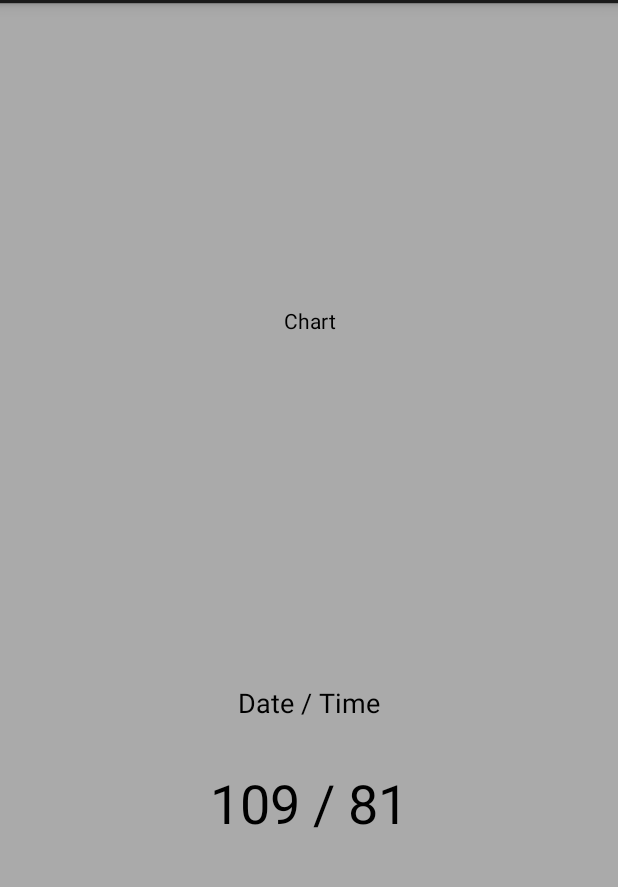
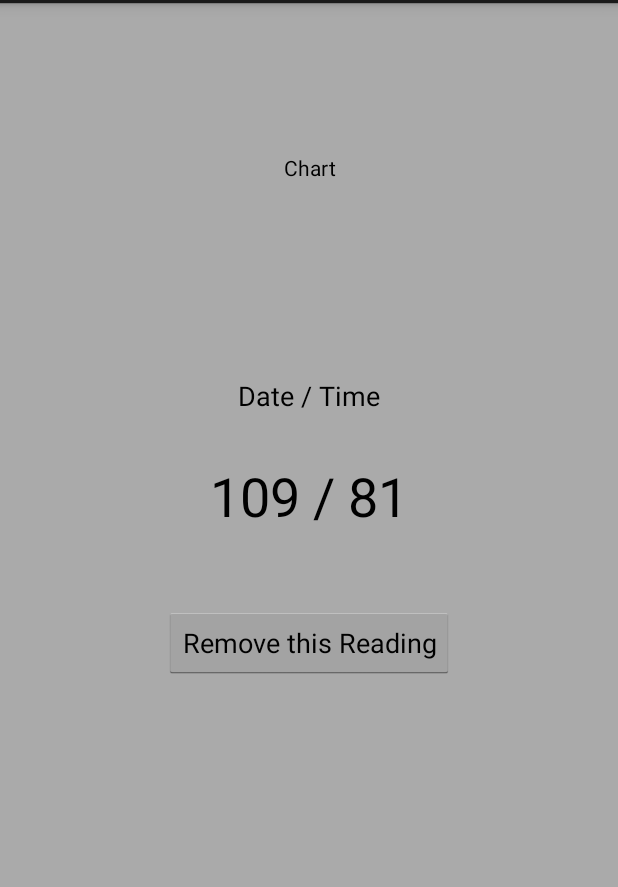
Before and after one commit to b67416/apd2, an Android app: the layout fragment_blood_pressure.xml on its own in the app's theme, with its tools: preview values and no code run, on a phone screen of 412 x 824 dp, the part 69-956 px from its top. Run offline under Robolectric (Android 15) with nearby library versions, the phone set to English and light mode, and no system bars.

```diff
--- a/PreggoPrep/app/src/main/java/com/ryanwahle/preggoprep/AppointmentsNewEntryDialog.java
+++ b/PreggoPrep/app/src/main/java/com/ryanwahle/preggoprep/AppointmentsNewEntryDialog.java
@@ -17,6 +17,7 @@ import android.view.View;
 import android.widget.DatePicker;
 import android.widget.TextView;
 import android.widget.TimePicker;
+import android.widget.Toast;
 
 import java.util.Calendar;
 
@@ -58,6 +59,7 @@ public class AppointmentsNewEntryDialog extends DialogFragment {
             public void onClick(DialogInterface dialogInterface, int i) {
                 Log.v("New BP Entry", "Date: " + entryDateTextView.getText() + "\tTime: " + entryTimeTextView.getText() + "\tDoctor: " + entryDoctorTextView.getText() + "\tAddress: " + entryLocationTextView.getText());
                 preggoPrepDatabase.execSQL("INSERT INTO appointments (date, time, name, location) values ('" + entryDateTextView.getText() + "', '" + entryTimeTextView.getText() + "', '" + entryDoctorTextView.getText() + "', '" + entryLocationTextView.getText() + "')");
+                Toast.makeText(getActivity(), "New Appointment Saved!", Toast.LENGTH_LONG).show();
             }
         });
 
--- a/PreggoPrep/app/src/main/java/com/ryanwahle/preggoprep/BloodPressureNewEntryDialog.java
+++ b/PreggoPrep/app/src/main/java/com/ryanwahle/preggoprep/BloodPressureNewEntryDialog.java
@@ -61,6 +61,7 @@ public class BloodPressureNewEntryDialog extends DialogFragment {
             @Override
             public void onClick(DialogInterface dialogInterface, int i) {
                 preggoPrepDatabase.execSQL("INSERT INTO blood_pressure (date, time, systolic, diastolic) VALUES ('" + entryDateTextView.getText() + "', '" + entryTimeTextView.getText() + "', " + systolicNumberPicker.getValue() + ", " + diastolicNumberPicker.getValue() + ")");
+                Toast.makeText(getActivity(), "New Blood Pressure Entry Saved!", Toast.LENGTH_LONG).show();
                 //Log.v("New BP Entry", "Date: " + entryDateTextView.getText() + "\tTime: " + entryTimeTextView.getText() + "\tSystolic: " + systolicNumberPicker.getValue() + "\tDiastolic: " + diastolicNumberPicker.getValue());
             }
         });
--- a/PreggoPrep/app/src/main/java/com/ryanwahle/preggoprep/ContractionsFragment.java
+++ b/PreggoPrep/app/src/main/java/com/ryanwahle/preggoprep/ContractionsFragment.java
@@ -11,6 +11,7 @@ import android.view.LayoutInflater;
 import android.view.View;
 import android.view.ViewGroup;
 import android.widget.Button;
+import android.widget.Toast;
 
 public class ContractionsFragment extends Fragment {
 
@@ -61,6 +62,7 @@ public class ContractionsFragment extends Fragment {
 
                 // Enter a new entry into the database for the contraction
                 preggoPrepDatabase.execSQL("INSERT INTO contractions (start, stop) values ('" + contractionStartTimeStampFromDBString + "', CURRENT_TIMESTAMP)");
+                Toast.makeText(getActivity(), "New Contraction Saved!", Toast.LENGTH_LONG).show();
 
                 contractionStartTimeStampFromDBString = null;
 
--- a/PreggoPrep/app/src/main/java/com/ryanwahle/preggoprep/KickTimesNewEntryDialog.java
+++ b/PreggoPrep/app/src/main/java/com/ryanwahle/preggoprep/KickTimesNewEntryDialog.java
@@ -13,6 +13,7 @@ import android.view.View;
 import android.widget.Button;
 import android.widget.Chronometer;
 import android.widget.TextView;
+import android.widget.Toast;
 
 public class KickTimesNewEntryDialog extends DialogFragment {
 
@@ -54,6 +55,7 @@ public class KickTimesNewEntryDialog extends DialogFragment {
             @Override
             public void onClick(DialogInterface dialogInterface, int i) {
                 preggoPrepDatabase.execSQL("INSERT INTO kick_times (start, stop, num_of_kicks) values ('" + startTimeStampFromDBString + "', CURRENT_TIMESTAMP, " + numberOfKicks + ")");
+                Toast.makeText(getActivity(), "New Kick Time Entry Saved!", Toast.LENGTH_LONG).show();
             }
         });
 
--- a/PreggoPrep/app/src/main/res/layout/fragment_appointments.xml
+++ b/PreggoPrep/app/src/main/res/layout/fragment_appointments.xml
@@ -10,8 +10,9 @@
         android:background="#aaaaaa"
         android:layout_weight="1"
         android:drawSelectorOnTop="false"
-        android:choiceMode="none"
-        android:divider="@null" />
+        android:divider="@null"
+        android:choiceMode="multipleChoice"
+        android:clickable="true" />
 
     <TextView android:id="@id/android:empty"
         android:layout_width="match_parent"
--- a/PreggoPrep/app/src/main/res/layout/fragment_blood_pressure.xml
+++ b/PreggoPrep/app/src/main/res/layout/fragment_blood_pressure.xml
@@ -11,9 +11,10 @@
         android:layout_height="wrap_content"
         android:text="Chart"
         android:id="@+id/textView"
-        android:layout_weight="0.65"
         android:gravity="center"
-        android:textColor="@android:color/black">
+        android:textColor="@android:color/black"
+        android:paddingTop="100dp"
+        android:paddingBottom="100dp">
     </TextView>
 
     <TextView
@@ -38,4 +39,12 @@
         android:textSize="36sp"
         android:textColor="@android:color/black">
     </TextView>
+
+    <Button
+        android:layout_width="wrap_content"
+        android:layout_height="wrap_content"
+        android:text="Remove this Reading"
+        android:id="@+id/blood_pressure_buttonDelete"
+        android:layout_gravity="center"
+        android:layout_marginTop="50dp" />
 </LinearLayout>
```
Also changed, not shown: PreggoPrep/app/src/main/java/com/ryanwahle/preggoprep/AppointmentsFragment.java (+34 -2 lines), PreggoPrep/app/src/main/java/com/ryanwahle/preggoprep/KickTimesFragment.java (+27 -2 lines).
